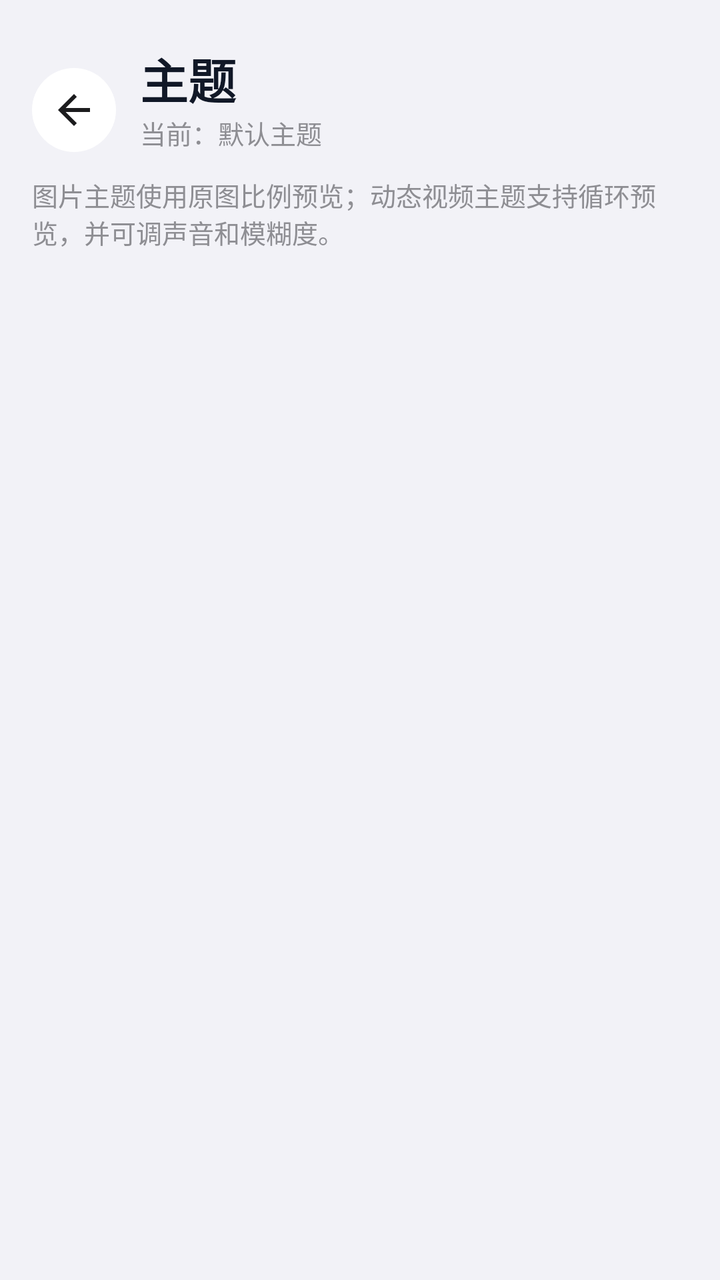
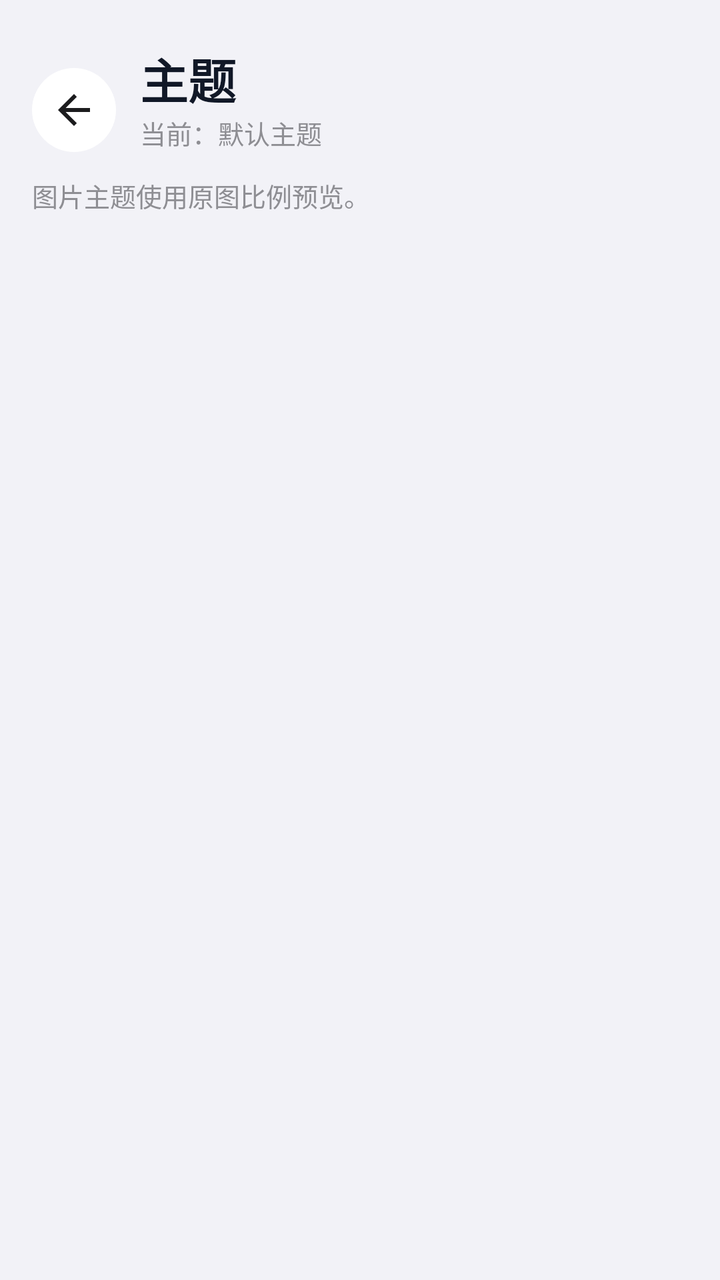

Two renders of the same Android screen: before a commit and after it. Below are the layout's source before the change and the commit's diff.
<!-- AndroidManifest.xml: application theme Theme.YunoTools -->
<!-- res/layout/activity_theme.xml -->
<?xml version="1.0" encoding="utf-8"?>
<ScrollView xmlns:android="http://schemas.android.com/apk/res/android"
    xmlns:app="http://schemas.android.com/apk/res-auto"
    android:id="@+id/themeRoot"
    android:layout_width="match_parent"
    android:layout_height="match_parent"
    android:background="#F2F2F7"
    android:fillViewport="true">

    <LinearLayout
        android:layout_width="match_parent"
        android:layout_height="wrap_content"
        android:orientation="vertical"
        android:paddingBottom="24dp">

        <LinearLayout
            android:layout_width="match_parent"
            android:layout_height="88dp"
            android:gravity="bottom|center_vertical"
            android:orientation="horizontal"
            android:paddingStart="16dp"
            android:paddingEnd="16dp"
            android:paddingBottom="12dp">

            <ImageButton
                android:id="@+id/btnBack"
                android:layout_width="42dp"
                android:layout_height="42dp"
                android:background="@drawable/bg_bottom_nav_capsule"
                android:padding="10dp"
                android:src="@drawable/ic_back"
                app:tint="#1C1C1E" />

            <LinearLayout
                android:layout_width="0dp"
                android:layout_height="wrap_content"
                android:layout_marginStart="12dp"
                android:layout_weight="1"
                android:orientation="vertical">

                <TextView
                    android:layout_width="match_parent"
                    android:layout_height="wrap_content"
                    android:text="主题"
                    android:textColor="#111827"
                    android:textSize="24sp"
                    android:textStyle="bold" />

                <TextView
                    android:id="@+id/tvCurrentTheme"
                    android:layout_width="match_parent"
                    android:layout_height="wrap_content"
                    android:text="当前：默认主题"
                    android:textColor="#8E8E93"
                    android:textSize="13sp" />
            </LinearLayout>
        </LinearLayout>

        <TextView
            android:layout_width="match_parent"
            android:layout_height="wrap_content"
            android:paddingStart="16dp"
            android:paddingEnd="16dp"
            android:text="图片主题使用原图比例预览；动态视频主题支持循环预览，并可调声音和模糊度。"
            android:textColor="#8E8E93"
            android:textSize="13sp" />

        <LinearLayout
            android:id="@+id/themeList"
            android:layout_width="match_parent"
            android:layout_height="wrap_content"
            android:layout_marginTop="12dp"
            android:orientation="vertical"
            android:paddingStart="16dp"
            android:paddingEnd="16dp" />
    </LinearLayout>
</ScrollView>
<!-- resources referenced by this layout -->
<resources>
  <!-- drawable bg_bottom_nav_capsule (drawable) -->
  <?xml version="1.0" encoding="utf-8"?>
  <shape xmlns:android="http://schemas.android.com/apk/res/android" android:shape="rectangle">
      <solid android:color="@android:color/white" />
      <corners android:radius="28dp" />
  </shape>
  <!-- drawable ic_back (drawable) -->
  <vector xmlns:android="http://schemas.android.com/apk/res/android"
      android:width="24dp"
      android:height="24dp"
      android:viewportWidth="24"
      android:viewportHeight="24">
      <path
          android:fillColor="#000000"
          android:pathData="M20,11H7.83l5.59,-5.59L12,4l-8,8 8,8 1.41,-1.41L7.83,13H20v-2z" />
  </vector>
  <style name="Theme.YunoTools" parent="Theme.Material3.Light.NoActionBar">
          <item name="colorPrimary">@color/primary</item>
          <item name="colorPrimaryDark">@color/primary_dark</item>
          <item name="colorAccent">@color/accent</item>
          <item name="android:statusBarColor">#F2F2F7</item>
          <item name="android:windowLightStatusBar">true</item>
          <item name="android:navigationBarColor">@android:color/white</item>
          <item name="android:windowLightNavigationBar">true</item>
      </style>
  <color name="primary">#007AFF</color>
  <color name="primary_dark">#0062CC</color>
  <color name="accent">#34C759</color>
</resources>

<!-- the commit's change to res/layout/activity_theme.xml (unified diff, before → after) -->
@@ -61,7 +61,7 @@
             android:layout_height="wrap_content"
             android:paddingStart="16dp"
             android:paddingEnd="16dp"
-            android:text="图片主题使用原图比例预览；动态视频主题支持循环预览，并可调声音和模糊度。"
+            android:text="图片主题使用原图比例预览。"
             android:textColor="#8E8E93"
             android:textSize="13sp" />
 
